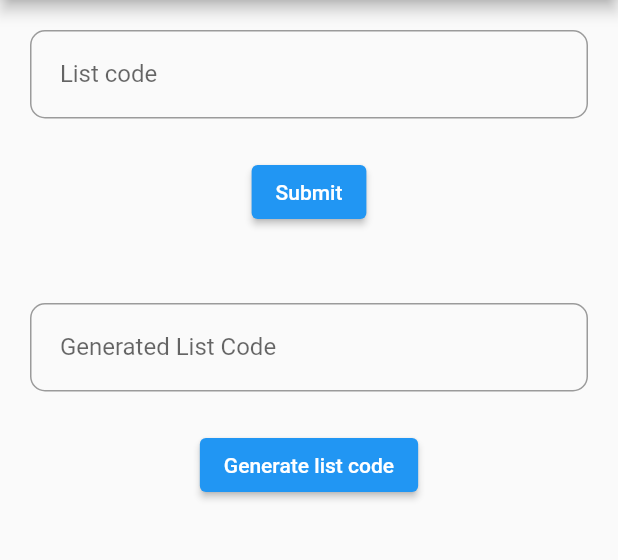
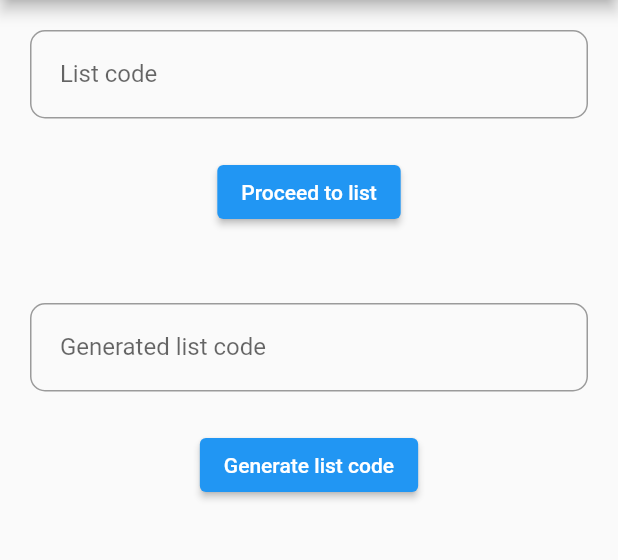
Before and after one commit to Noob-Coder-Alan/guripat, a Flutter app: the screen it shows after launch, on a phone screen of 412 x 824 dp, the part 84-644 px from its top. Run offline on Flutter 3.47's test engine with Material 2 defaults, Android fonts, the phone set to English and light mode, and no system bars; our stand-ins replace graphql, graphql_flutter, shared_preferences.

Commit message:
refactor: changed code layout

```diff
--- a/frontend/lib/features/home/screens/pages/home_view.dart
+++ b/frontend/lib/features/home/screens/pages/home_view.dart
@@ -1,28 +1,26 @@
 import 'package:flutter/material.dart';
 
 class Home extends StatelessWidget {
-
   final Function onGenerate;
   final Function onSubmit;
   final Function onAccessCodeSaved;
   final GlobalKey<FormState> formKey;
-  String accessCode;
-  String generatedAccessCode;
+  final String accessCode;
+  final String generatedAccessCode;
 
-  Home({
-    Key? key,
+  Home(
+      {Key? key,
       required this.onGenerate,
       required this.onSubmit,
       required this.onAccessCodeSaved,
       required this.formKey,
       required this.accessCode,
-    required this.generatedAccessCode
-  }) : super(key: key);
+      required this.generatedAccessCode})
+      : super(key: key);
 
-
-
-  Widget buildListCodeField() {
+  Widget buildListCodeField(BuildContext context) {
     return TextFormField(
+      key: Key("accessCode"),
       initialValue: accessCode,
       decoration: InputDecoration(
         labelText: '  List code',
@@ -37,7 +35,6 @@ class Home extends StatelessWidget {
         return null;
       },
       onChanged: (value) {
-        // print(value);
         onAccessCodeSaved(value);
       },
     );
@@ -45,10 +42,11 @@ class Home extends StatelessWidget {
 
   Widget buildGeneratedListCodeField() {
     return TextFormField(
+      key: Key('generatedAccessCode'),
       readOnly: true,
       initialValue: generatedAccessCode,
       decoration: InputDecoration(
-        labelText: '  Generated List Code',
+        labelText: '  Generated list code',
         border: OutlineInputBorder(
           borderRadius: BorderRadius.circular(10),
         ),
@@ -68,13 +66,14 @@ class Home extends StatelessWidget {
                 mainAxisAlignment: MainAxisAlignment.center,
                 crossAxisAlignment: CrossAxisAlignment.center,
                 children: [
-                  buildListCodeField(),
+                  buildListCodeField(context),
                   SizedBox(
                     height: 25,
                   ),
                   ElevatedButton(
+                    key: Key("proceedToList"),
                     child: Text(
-                      'Submit',
+                      'Proceed to list',
                       // style: TextStyle(),
                     ),
                     onPressed: () async {
@@ -93,6 +92,7 @@ class Home extends StatelessWidget {
                     height: 25,
                   ),
                   ElevatedButton(
+                    key: Key("generate"),
                     child: Text("Generate list code"),
                     onPressed: () async {
                       onGenerate(context);
```
Lines whose indentation alone changed are shown as unchanged.
